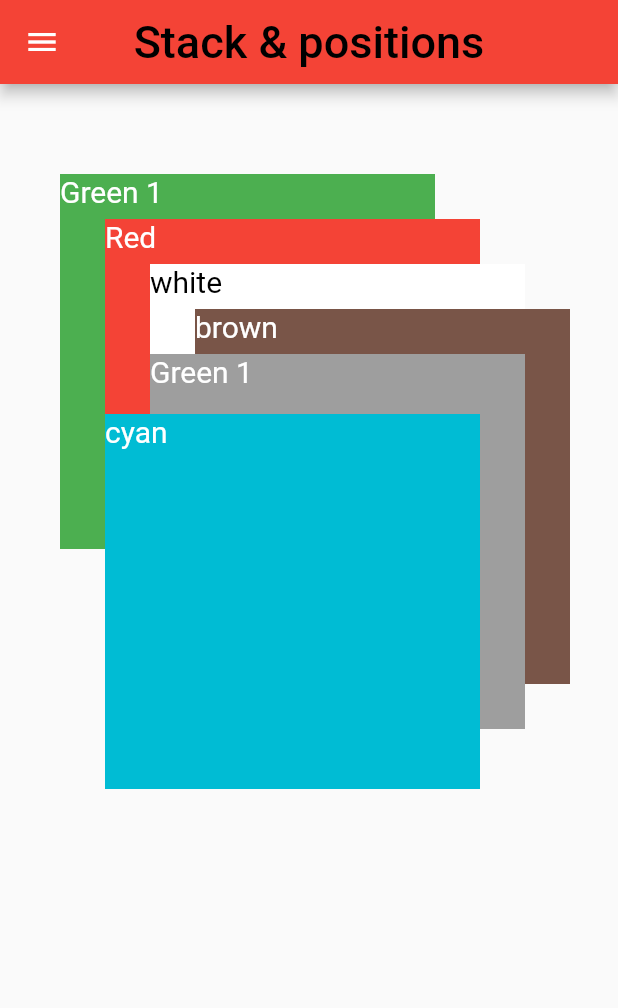
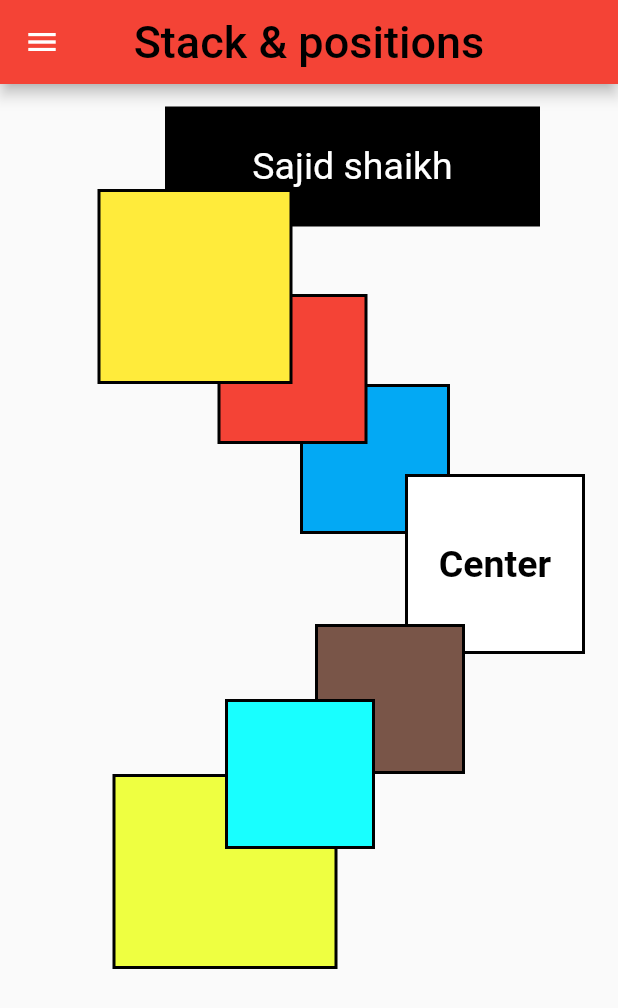
Before and after one commit to sajidshaikh20/stack_with_position_example, a Flutter app: the screen it shows after launch, on a phone screen of 412 x 824 dp. Shown: the top 1008 px of the screen. Run offline on Flutter 3.47's test engine with Material 2 defaults, Android fonts, the phone set to English and light mode, and no system bars.

Commit message:
stack update

```diff
--- a/lib/home.dart
+++ b/lib/home.dart
@@ -26,93 +26,115 @@ class _HomeState extends State<Home> {
         child: Stack(
           children: [
             Positioned(
-              top: 50,
-              left: 30,
-              height: 250,
-              width: 250,
+              top: 5,
+              left: 100,
               child: Container(
-                width: 150,
-                height: 150,
-                color: Colors.green,
-                child: Text(
-                  'Green 1',
-                  style: TextStyle(color: Colors.white, fontSize: 20),
+                decoration: BoxDecoration(
+                  color: Colors.black,
+                  border: Border.all(width: 2, color: Colors.black),
                 ),
+                child: Center(
+                  child: Text(
+                    "Sajid shaikh",
+                    style: TextStyle(fontSize: 25, color: Colors.white),
+                  ),
+                ),
+                width: 250,
+                height: 80,
               ),
             ),
             Positioned(
-              top: 80,
-              left: 60,
-              height: 250,
-              width: 250,
+              top: 190,
+              left: 190,
               child: Container(
-                width: 150,
-                height: 150,
-                color: Colors.red,
-                child: Text(
-                  'Red ',
-                  style: TextStyle(color: Colors.white, fontSize: 20),
+                decoration: BoxDecoration(
+                  color: Colors.lightBlue,
+                  border: Border.all(width: 2, color: Colors.black),
                 ),
+                // child: Text(""),
+                width: 100,
+                height: 100,
               ),
             ),
             Positioned(
-              top: 110,
-              left: 90,
-              height: 250,
-              width: 250,
+              top: 130,
+              left: 135,
               child: Container(
-                width: 150,
-                height: 150,
-                color: Colors.white,
-                child: Text(
-                  'white',
-                  style: TextStyle(color: Colors.black, fontSize: 20),
+                decoration: BoxDecoration(
+                  color: Colors.red,
+                  border: Border.all(width: 2, color: Colors.black),
                 ),
+                width: 100,
+                height: 100,
               ),
             ),
             Positioned(
-              top: 140,
-              left: 120,
-              height: 250,
-              width: 250,
+              top: 60,
+              left: 55,
               child: Container(
-                width: 150,
-                height: 150,
-                color: Colors.brown,
-                child: Text(
-                  'brown',
-                  style: TextStyle(color: Colors.white, fontSize: 20),
+                decoration: BoxDecoration(
+                  color: Colors.yellow,
+                  border: Border.all(width: 2, color: Colors.black),
                 ),
+                width: 130,
+                height: 130,
               ),
             ),
             Positioned(
-              top: 170,
-              left: 90,
-              height: 250,
-              width: 250,
+              top: 450,
+              left: 65,
               child: Container(
+                decoration: BoxDecoration(
+                  color: Colors.limeAccent,
+                  border: Border.all(width: 2, color: Colors.black),
+                ),
                 width: 150,
-                height: 150,
-                color: Colors.grey,
-                child: Text(
-                  'Green 1',
-                  style: TextStyle(color: Colors.white, fontSize: 20),
-                ),
+                height: 130,
               ),
             ),
             Positioned(
-              top: 210,
-              left: 60,
-              height: 250,
-              width: 250,
+              top: 250,
+              left: 260,
               child: Container(
-                width: 150,
-                height: 150,
-                color: Colors.cyan,
-                child: Text(
-                  'cyan',
-                  style: TextStyle(color: Colors.white, fontSize: 20),
+                decoration: BoxDecoration(
+                  color: Colors.white,
+                  border: Border.all(width: 2, color: Colors.black),
                 ),
+                child: Center(
+                  child: Text(
+                    "Center",
+                    style: TextStyle(
+                        fontSize: 25,
+                        color: Colors.black,
+                        fontWeight: FontWeight.bold),
+                  ),
+                ),
+                width: 120,
+                height: 120,
+              ),
+            ),
+            Positioned(
+              top: 350,
+              left: 200,
+              child: Container(
+                decoration: BoxDecoration(
+                  color: Colors.brown,
+                  border: Border.all(width: 2, color: Colors.black),
+                ),
+                width: 100,
+                height: 100,
+              ),
+            ),
+            Positioned(
+              top: 400,
+              left: 140,
+              child: Container(
+                decoration: BoxDecoration(
+                  color: Colors.cyanAccent,
+                  border: Border.all(width: 2, color: Colors.black),
+                ),
+                width: 100,
+                height: 100,
               ),
             ),
           ],
```
